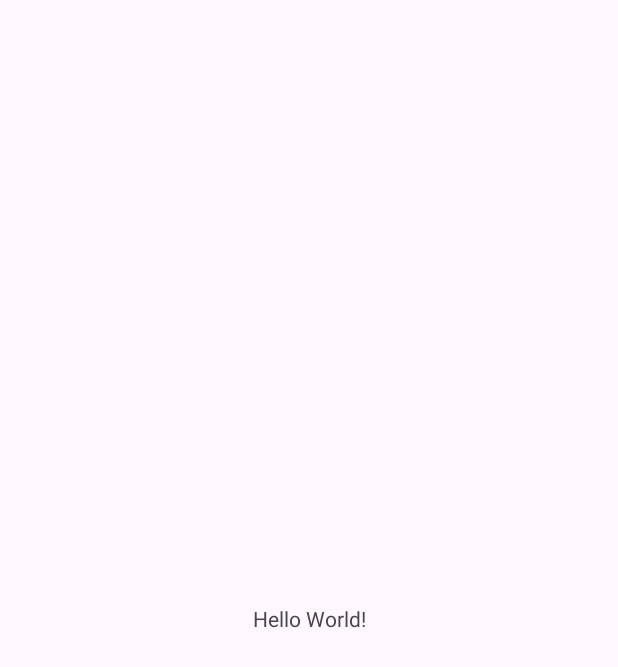
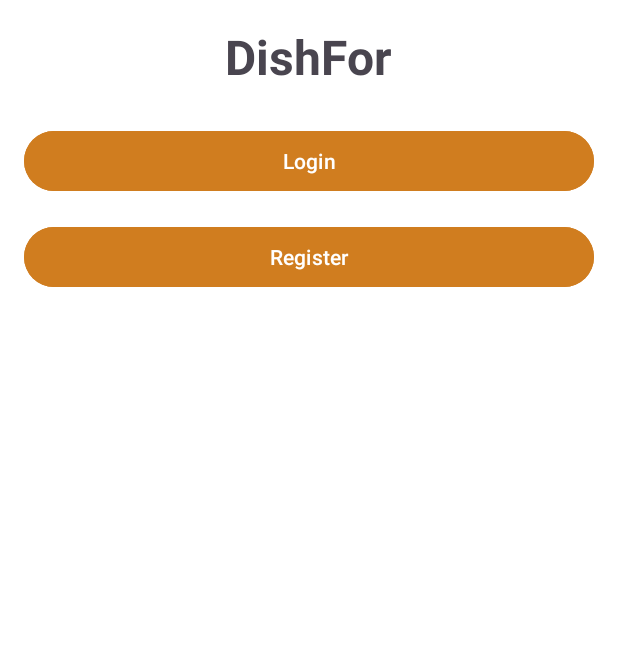
Before and after one commit to hod25/Cellular-Project, an Android app: the screen it shows after launch (MainActivity), on a phone screen of 412 x 824 dp. Before the commit the part shown is almost empty. Shown: the top 667 px of the screen. Run offline under Robolectric (Android 15) with nearby library versions, the phone set to English and light mode, and no system bars.

Commit message:
register and main

```diff
--- a/app/build.gradle.kts
+++ b/app/build.gradle.kts
@@ -5,7 +5,7 @@ plugins {
 
 android {
     namespace = "com.example.myapplication"
-    compileSdk = 34
+    compileSdk = 35
 
     defaultConfig {
         applicationId = "com.example.myapplication"
@@ -45,4 +45,5 @@ dependencies {
     testImplementation(libs.junit)
     androidTestImplementation(libs.androidx.junit)
     androidTestImplementation(libs.androidx.espresso.core)
+    implementation(libs.androidx.constraintlayout)
 }
--- a/app/src/main/java/com/example/myapplication/MainActivity.kt
+++ b/app/src/main/java/com/example/myapplication/MainActivity.kt
@@ -1,20 +1,30 @@
 package com.example.myapplication
 
+import android.content.Intent
 import android.os.Bundle
 import androidx.activity.enableEdgeToEdge
 import androidx.appcompat.app.AppCompatActivity
 import androidx.core.view.ViewCompat
 import androidx.core.view.WindowInsetsCompat
+import android.widget.Button
 
 class MainActivity : AppCompatActivity() {
     override fun onCreate(savedInstanceState: Bundle?) {
         super.onCreate(savedInstanceState)
-        enableEdgeToEdge()
         setContentView(R.layout.activity_main)
-        ViewCompat.setOnApplyWindowInsetsListener(findViewById(R.id.main)) { v, insets ->
-            val systemBars = insets.getInsets(WindowInsetsCompat.Type.systemBars())
-            v.setPadding(systemBars.left, systemBars.top, systemBars.right, systemBars.bottom)
-            insets
+
+        // Navigate to Login Screen
+        /*val loginButton: Button = findViewById(R.id.loginButton)
+        loginButton.setOnClickListener {
+            val intent = Intent(this, LoginActivity::class.java)
+            startActivity(intent)
+        }*/
+
+        // Navigate to Register Screen
+        val registerButton: Button = findViewById(R.id.registerButton)
+        registerButton.setOnClickListener {
+            val intent = Intent(this, RegisterActivity::class.java)
+            startActivity(intent)
         }
     }
 }
--- /dev/null
+++ b/app/src/main/res/drawable/text_fields.xml
@@ -0,0 +1,5 @@
+<?xml version="1.0" encoding="utf-8"?>
+<shape xmlns:android="http://schemas.android.com/apk/res/android">
+    <solid android:color="@color/green"/>
+    <corners android:radius="16dp"/>
+</shape>
--- a/app/src/main/res/layout/activity_main.xml
+++ b/app/src/main/res/layout/activity_main.xml
@@ -1,19 +1,35 @@
 <?xml version="1.0" encoding="utf-8"?>
-<androidx.constraintlayout.widget.ConstraintLayout xmlns:android="http://schemas.android.com/apk/res/android"
-    xmlns:app="http://schemas.android.com/apk/res-auto"
-    xmlns:tools="http://schemas.android.com/tools"
-    android:id="@+id/main"
+<LinearLayout
+    xmlns:android="http://schemas.android.com/apk/res/android"
     android:layout_width="match_parent"
     android:layout_height="match_parent"
-    tools:context=".MainActivity">
+    android:orientation="vertical"
+    android:padding="16dp"
+    android:background="@color/white">
 
     <TextView
+        android:id="@+id/appTitle"
         android:layout_width="wrap_content"
         android:layout_height="wrap_content"
-        android:text="Hello World!"
-        app:layout_constraintBottom_toBottomOf="parent"
-        app:layout_constraintEnd_toEndOf="parent"
-        app:layout_constraintStart_toStartOf="parent"
-        app:layout_constraintTop_toTopOf="parent" />
+        android:text="@string/dish_for"
+        android:textSize="32sp"
+        android:textStyle="bold"
+        android:layout_gravity="center"
+        android:layout_marginBottom="24dp" />
 
-</androidx.constraintlayout.widget.ConstraintLayout>
+    <Button
+        android:id="@+id/loginButton"
+        android:layout_width="match_parent"
+        android:layout_height="wrap_content"
+        android:text="@string/login"
+        android:layout_marginBottom="16dp"
+        android:backgroundTint="@color/orange" />
+
+    <Button
+        android:id="@+id/registerButton"
+        android:layout_width="match_parent"
+        android:layout_height="wrap_content"
+        android:text="@string/register"
+        android:backgroundTint="@color/orange" />
+
+</LinearLayout>
--- a/app/src/main/res/values/strings.xml
+++ b/app/src/main/res/values/strings.xml
@@ -1,3 +1,13 @@
 <resources>
     <string name="app_name">My Application</string>
+    <string name="dish_for">DishFor</string>
+    <string name="login">Login</string>
+    <string name="register">Register</string>
+    <string name="first_name">First name*</string>
+    <string name="last_name">Last name*</string>
+    <string name="email_address">Email address*</string>
+    <string name="password">Password*</string>
+    <string name="confirm_password">Confirm Password*</string>
+    <string name="sign_up">Sign Up!</string>
+    <string name="have_an_account">Have an account?</string>
 </resources>
```
Also changed, not shown: app/src/main/AndroidManifest.xml (+7 -0 lines), app/src/main/java/com/example/myapplication/RegisterActivity.kt (added, +10 -0 lines), app/src/main/res/layout/activity_register.xml (added, +161 -0 lines), app/src/main/res/values/colors.xml (+10 -2 lines).
